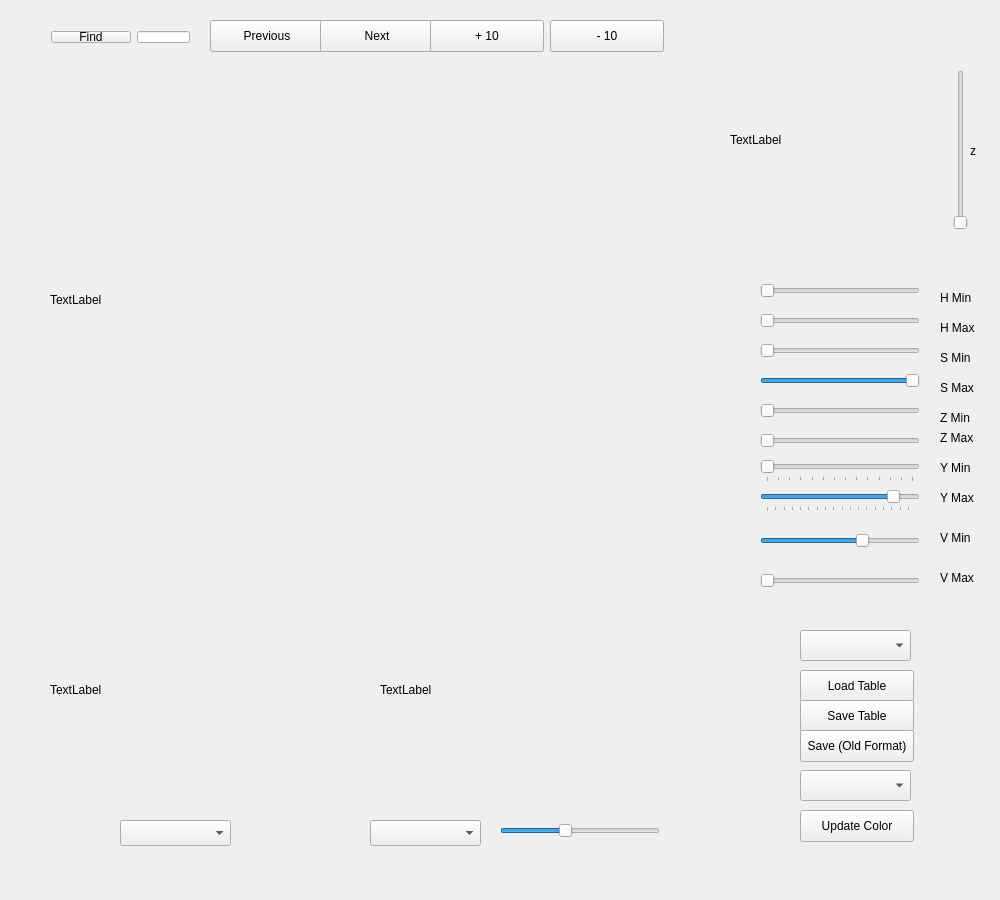
First picture: the form in src/qtool/colorcreator/ColorCreator.ui, repository northern-bites/nbites, before the edit.
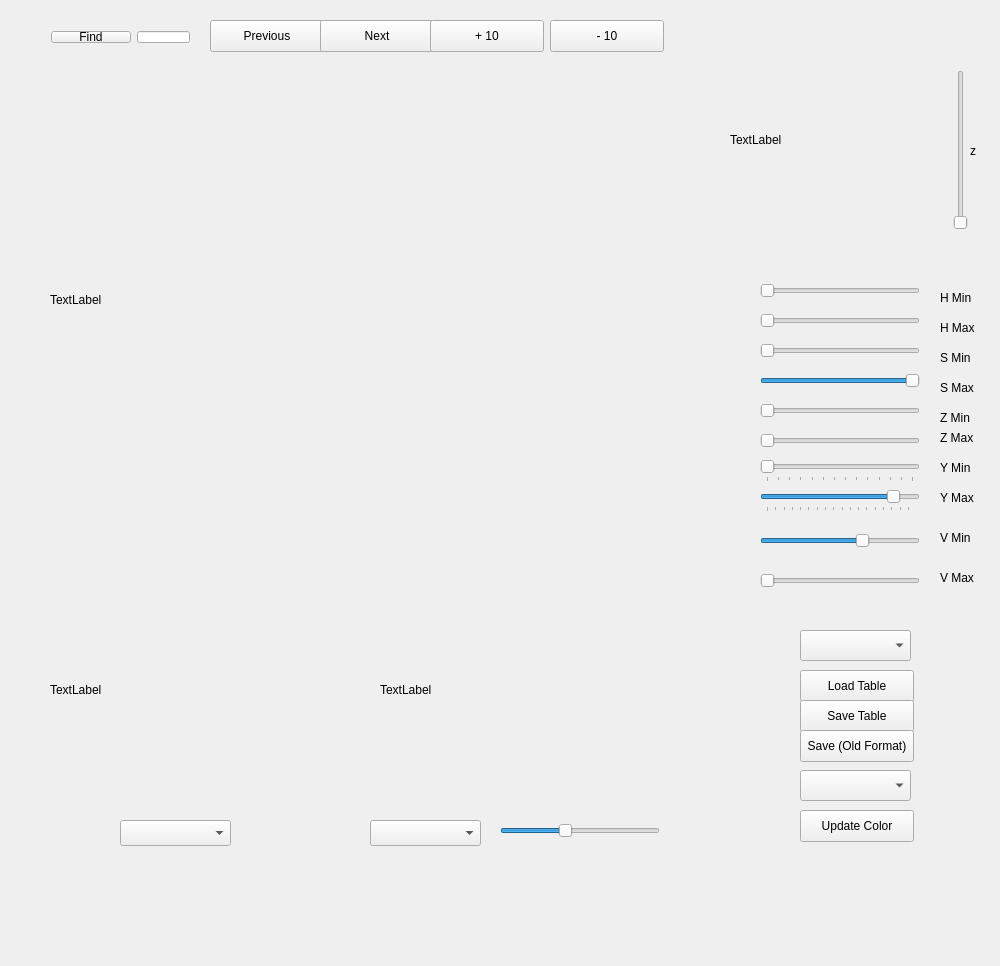
Second picture: the form after the edit.

Commit message: loading a new color table now automatically updates threshold if the channel selector is set to table

Patch:
```diff
--- a/src/qtool/colorcreator/ColorCreator.ui
+++ b/src/qtool/colorcreator/ColorCreator.ui
@@ -7,7 +7,7 @@
     <x>0</x>
     <y>0</y>
     <width>1000</width>
-    <height>900</height>
+    <height>966</height>
    </rect>
   </property>
   <property name="mouseTracking">
```
The commit also changes 1 other file.
